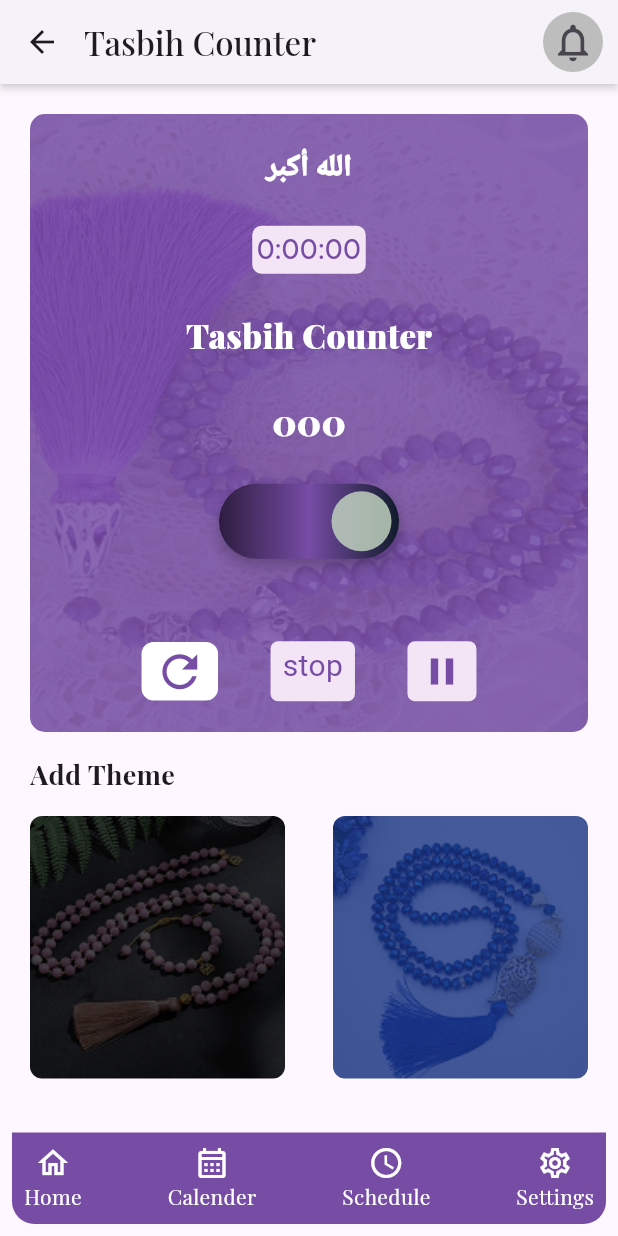
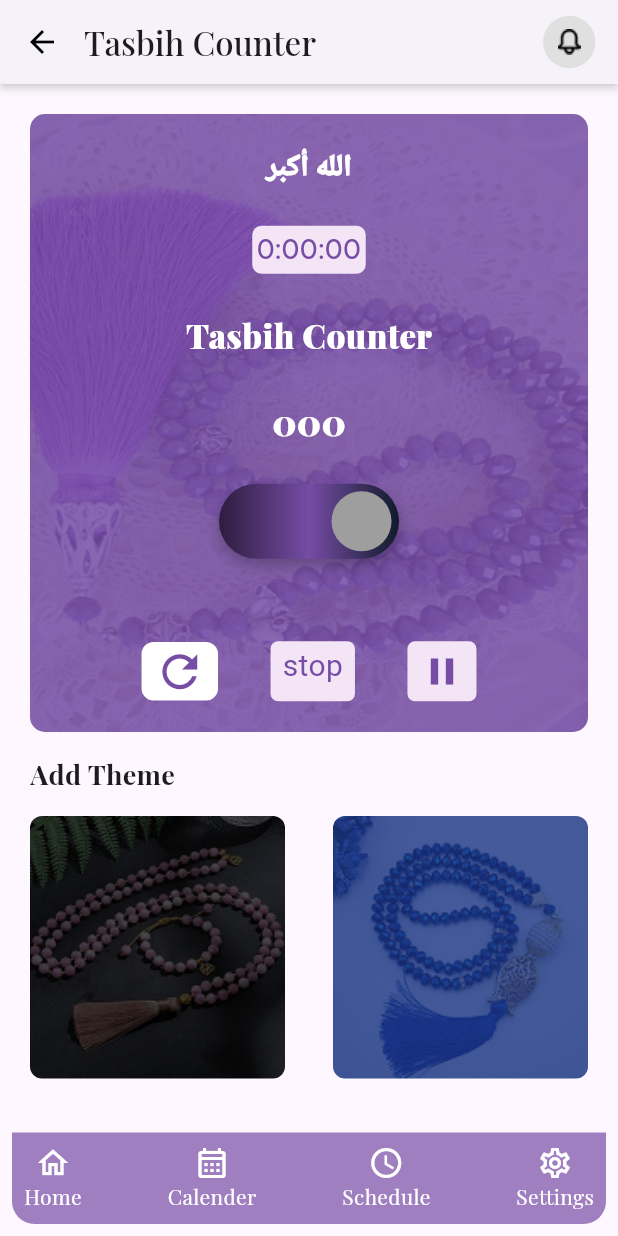
Before and after one commit to shohagahmmed99/Assignments, a Flutter app: the screen it shows after launch, after a tap on the "pause" icon, on a phone screen of 412 x 824 dp. Run offline on Flutter 3.47's test engine with Material 3 defaults, Android fonts, the phone set to English and light mode, and no system bars.

Commit message:
change the switch color according to it's activity, null check operator is solved.

```diff
--- a/lib/tasbih.dart
+++ b/lib/tasbih.dart
@@ -1,11 +1,9 @@
 import 'dart:async';
-
 import 'package:flutter/material.dart';
 import 'package:tasbih/theme.dart';
 
 class Tasbih extends StatefulWidget {
   const Tasbih({super.key});
-
   @override
   State<Tasbih> createState() => _TasbihState();
 }
@@ -13,9 +11,13 @@ class Tasbih extends StatefulWidget {
 class _TasbihState extends State<Tasbih> {
   String timeToDisplay = "0:00:00";
   final dur = const Duration(seconds: 1);
+  var sWatch = Stopwatch();
+  bool isOn = false;
+  int counter = 0;
+
   void keepRunning() {
     if (sWatch.isRunning) {
-      startTimer();
+      Timer(dur, keepRunning);
     }
     setState(() {
       timeToDisplay =
@@ -23,45 +25,59 @@ class _TasbihState extends State<Tasbih> {
     });
   }
 
-  void startTimer() {
+  void startStopWatch() {
+    sWatch.start();
     Timer(dur, keepRunning);
   }
 
-  var sWatch = Stopwatch();
-
-  void startStopWatch() {
-    sWatch.start();
-    startTimer();
-  }
-
-  bool isOn = false;
-  int counter = 0;
   final theme = [
     AppThemeModel(
         image: "assets/images/image 1.png",
-        colour: [Color(0xFF2D1D3F), Color(0xFF764CA5), Color(0xff111B2B)],
+        oncolour: [
+          Color(0xFF2D1D3F),
+          Color(0xFF764CA5),
+          Color(0xff111B2B),
+        ],
+        offcolour: [
+          Color(0xFFB39DDB),
+          Color(0xFFD1C4E9),
+          Color(0xFFEDE7F6),
+        ],
         buttonIndicatorcolor: Color(0xff764CA5),
-        bottomNavColor: Color(0xff764CA5)),
+        bottomNavColor: Color(0xff764CA5).withOpacity(0.7),
+        thumbColor: Color.fromARGB(255, 122, 100, 162)),
     AppThemeModel(
         image: "assets/images/theme1.png",
-        colour: [
+        oncolour: [
           Color(0xFF3E2723),
           Color(0xFFA1887F),
           Color(0xFF6D4C41),
         ],
+        offcolour: [
+          Color(0xFF8D6E63),
+          Color(0xFFD7CCC8),
+          Color(0xFFBCAAA4),
+        ],
         buttonIndicatorcolor: Color(0xFF000000),
-        bottomNavColor: Color(0xFF6D4C41)),
+        bottomNavColor: Color(0xFF6D4C41),
+        thumbColor: Color.fromARGB(255, 92, 79, 74)),
     AppThemeModel(
         image: "assets/images/theme2.png",
-        colour: [
+        oncolour: [
           Color(0xFF183282),
           Color.fromARGB(255, 51, 28, 101),
           Color(0xFF3E3AA8),
         ],
+        offcolour: [
+          Color(0xFF5C6BC0),
+          Color(0xFF9FA8DA),
+          Color(0xFFC5CAE9),
+        ],
         buttonIndicatorcolor: Color(0xFF183282),
-        bottomNavColor: Color.fromARGB(255, 53, 69, 117))
+        bottomNavColor: Color(0xff183282).withOpacity(0.7),
+        thumbColor: Color(0xFFC5CAE9))
   ];
-  AppThemeModel? selectedTheme;
+  late AppThemeModel selectedTheme;
 
   @override
   void initState() {
@@ -78,27 +94,26 @@ class _TasbihState extends State<Tasbih> {
           titleSpacing: 0,
           backgroundColor: Colors.white,
           shadowColor: Colors.grey.shade100,
-          leading: BackButton(),
+          leading: BackButton(
+            color: Colors.black,
+            style: ButtonStyle(),
+          ),
           title: Text(
             "Tasbih Counter",
             style: TextStyle(fontFamily: "playfair", fontWeight: FontWeight.w500),
           ),
           actions: [
             Padding(
-              padding: const EdgeInsets.symmetric(horizontal: 10),
+              padding: const EdgeInsets.symmetric(horizontal: 15),
               child: Container(
-                width: 40,
-                height: 40,
-                decoration: BoxDecoration(color: Colors.grey.shade400, shape: BoxShape.circle),
-                child: Icon(
-                  Icons.notifications_outlined,
-                  size: 30,
-                ),
-              ),
+                  width: 35,
+                  height: 35,
+                  decoration: BoxDecoration(color: Colors.grey.shade300, shape: BoxShape.circle),
+                  child: Image.asset("assets/images/bell.png")),
             )
           ]),
       bottomNavigationBar:
-          Padding(padding: const EdgeInsets.all(8.0), child: CustomBottomNavBar(color: selectedTheme!.bottomNavColor)),
+          Padding(padding: const EdgeInsets.all(8.0), child: CustomBottomNavBar(color: selectedTheme.bottomNavColor)),
       body: Padding(
         padding: const EdgeInsets.all(20.0),
         child: Column(
@@ -110,7 +125,7 @@ class _TasbihState extends State<Tasbih> {
                 height: height * 0.5,
                 decoration: BoxDecoration(
                     borderRadius: BorderRadius.circular(10),
-                    image: DecorationImage(image: AssetImage(selectedTheme?.image ?? ""), fit: BoxFit.fill)),
+                    image: DecorationImage(image: AssetImage(selectedTheme.image), fit: BoxFit.fill)),
                 child: Column(
                   spacing: 25,
                   mainAxisAlignment: MainAxisAlignment.center,
@@ -132,7 +147,7 @@ class _TasbihState extends State<Tasbih> {
                               fontFamily: "DmSans",
                               fontSize: 18,
                               fontWeight: FontWeight.w500,
-                              color: selectedTheme!.buttonIndicatorcolor),
+                              color: selectedTheme.buttonIndicatorcolor),
                         ),
                       ),
                     ),
@@ -156,7 +171,8 @@ class _TasbihState extends State<Tasbih> {
                       },
                       child: CustomSwitch(
                         isOn: isOn,
-                        gcolour: selectedTheme!.colour,
+                        gcolour: (isOn == true) ? selectedTheme.oncolour : selectedTheme.offcolour,
+                        switchThumbColor: (isOn == true) ? Colors.grey : selectedTheme.thumbColor,
                       ),
                     ),
                     SizedBox(
@@ -184,7 +200,7 @@ class _TasbihState extends State<Tasbih> {
                               child: Icon(
                                 Icons.refresh,
                                 size: 35,
-                                color: selectedTheme!.buttonIndicatorcolor,
+                                color: selectedTheme.buttonIndicatorcolor,
                               ),
                             ),
                           ),
@@ -201,7 +217,7 @@ class _TasbihState extends State<Tasbih> {
                             "stop",
                             style: TextStyle(
                               fontSize: 20,
-                              color: selectedTheme!.buttonIndicatorcolor,
+                              color: selectedTheme.buttonIndicatorcolor,
                             ),
                           )),
                         ),
@@ -216,7 +232,7 @@ class _TasbihState extends State<Tasbih> {
                               child: Icon(
                             Icons.pause,
                             size: 30,
-                            color: selectedTheme!.buttonIndicatorcolor,
+                            color: selectedTheme.buttonIndicatorcolor,
                           )),
                         )
                       ],
@@ -276,14 +292,15 @@ class ActionButton extends StatelessWidget {
 }
 
 class CustomSwitch extends StatelessWidget {
-  const CustomSwitch({super.key, required this.isOn, required this.gcolour});
+  const CustomSwitch({super.key, required this.isOn, required this.gcolour, required this.switchThumbColor});
   final bool isOn;
   final List<Color> gcolour;
+  final Color switchThumbColor;
   @override
   Widget build(BuildContext context) {
     return Stack(alignment: Alignment.center, children: [
       AnimatedContainer(
-        duration: const Duration(milliseconds: 300),
+        duration: const Duration(milliseconds: 400),
         width: 120,
         height: 50,
         padding: const EdgeInsets.all(5),
@@ -306,7 +323,7 @@ class CustomSwitch extends StatelessWidget {
             width: 40,
             height: 40,
             decoration: BoxDecoration(
-              color: Color(0xffcec5d8c2),
+              color: switchThumbColor,
               shape: BoxShape.circle,
             ),
           ),
--- a/lib/theme.dart
+++ b/lib/theme.dart
@@ -2,9 +2,17 @@ import 'dart:ui';
 
 class AppThemeModel {
   final String image;
-  final List<Color> colour;
+  final List<Color> oncolour;
+  final List<Color> offcolour;
   final Color buttonIndicatorcolor;
-  final Color? bottomNavColor;
+  final Color bottomNavColor;
+  final Color thumbColor;
 
-  AppThemeModel({required this.image, required this.colour, required this.buttonIndicatorcolor, required this.bottomNavColor});
+  AppThemeModel(
+      {required this.image,
+      required this.oncolour,
+      required this.offcolour,
+      required this.buttonIndicatorcolor,
+      required this.bottomNavColor,
+      required this.thumbColor});
 }
```
Also changed, not shown: assets/images/bell.png (added).
